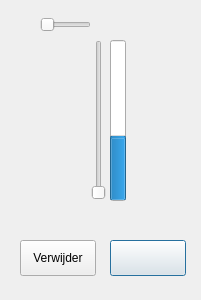
Before: the Qt Designer form baanUI/UIRegelaar.ui in Zoev89/baan, drawn with Qt 5.
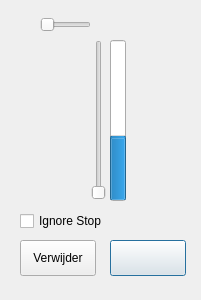
After: the same form once the commit is applied.

```diff
--- a/baanUI/UIRegelaar.ui
+++ b/baanUI/UIRegelaar.ui
@@ -111,6 +111,19 @@
     </size>
    </property>
   </widget>
+  <widget class="QCheckBox" name="ignoreStop">
+   <property name="geometry">
+    <rect>
+     <x>20</x>
+     <y>210</y>
+     <width>111</width>
+     <height>22</height>
+    </rect>
+   </property>
+   <property name="text">
+    <string>Ignore Stop</string>
+   </property>
+  </widget>
  </widget>
  <resources/>
  <connections>
```
